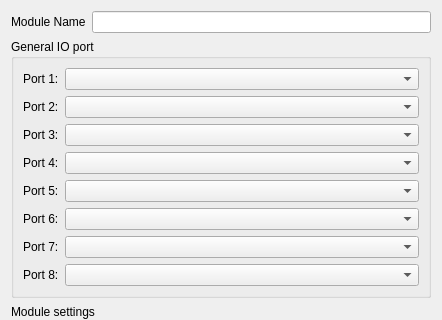
The window that homeAdminTool/atmelModuleConfigurator.ui (Bntdumas/HomeAutomation) describes before a commit, drawn with Qt 5; both pictures show x 0 to 442 and y 0 to 320 of the 442 by 562 pixel window.
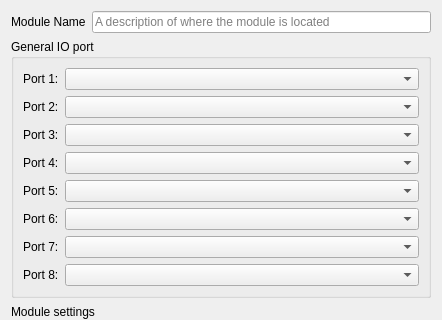
The same window after the commit.

Commit message: Add a wizard for the module settings

Diff of the .ui file:
```diff
--- a/homeAdminTool/atmelModuleConfigurator.ui
+++ b/homeAdminTool/atmelModuleConfigurator.ui
@@ -24,7 +24,11 @@
       </widget>
      </item>
      <item>
-      <widget class="QLineEdit" name="leBoardName"/>
+      <widget class="QLineEdit" name="leBoardName">
+       <property name="placeholderText">
+        <string>A description of where the module is located</string>
+       </property>
+      </widget>
      </item>
     </layout>
    </item>
```
Left out of the diff: 3 changed lines with no effect on the pictures. The commit also changes 18 other files.
